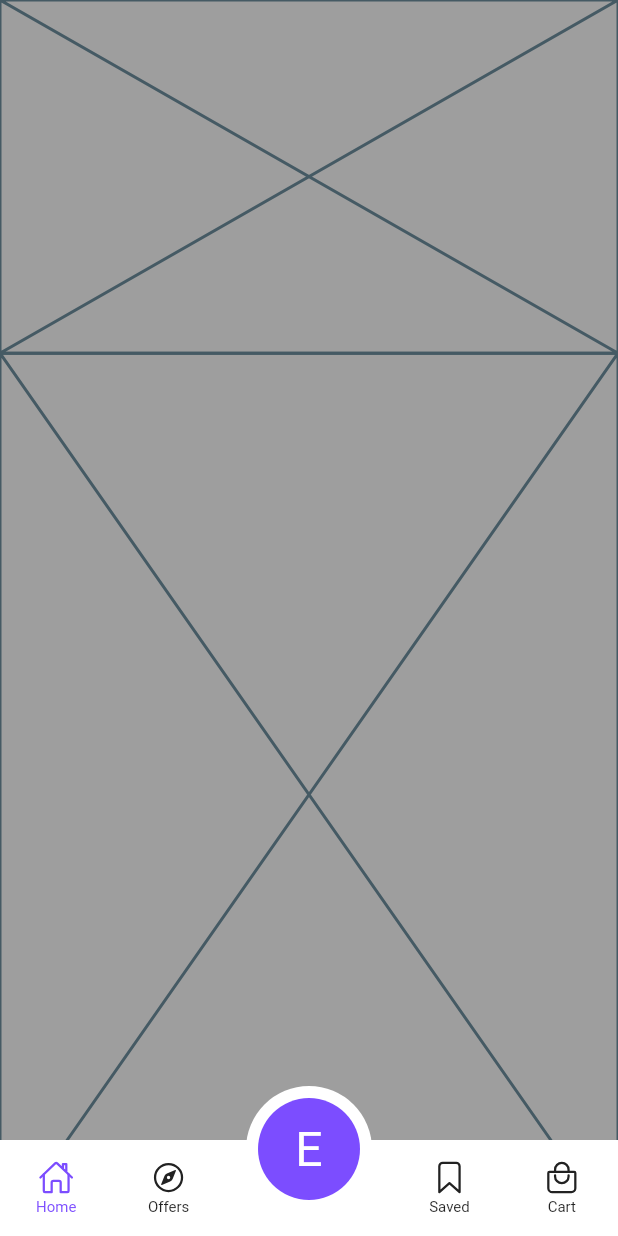
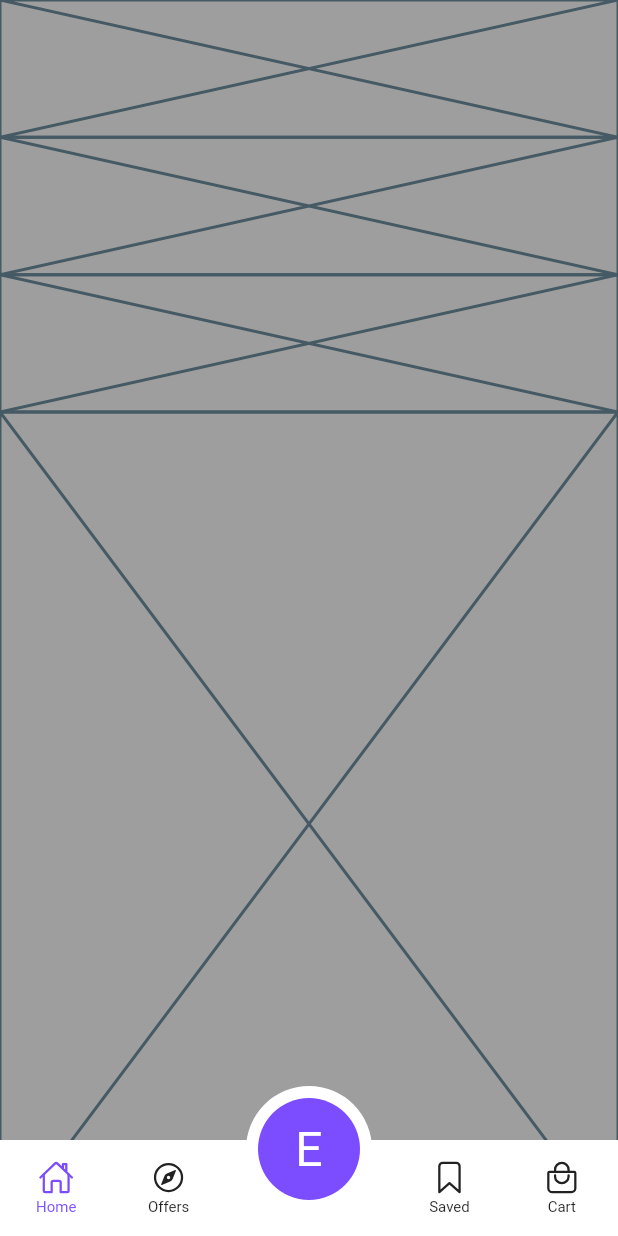
Before and after one commit to JAICHANGPARK/flutter_notebook_18th_story, a Flutter app: the screen it shows after launch, on a phone screen of 412 x 824 dp. Run offline on Flutter 3.47's test engine with Material 2 defaults, Android fonts, the phone set to English and light mode, and no system bars; our stand-ins replace cached_network_image, flutter_riverpod, go_router, ionicons.

Commit message:
Update food_delivery_home_screen.dart

```diff
--- a/lib/ep1054_food_delivery_app/src/ui/food_delivery_home_screen.dart
+++ b/lib/ep1054_food_delivery_app/src/ui/food_delivery_home_screen.dart
@@ -24,12 +24,19 @@ class _FoodDeliveryHomeScreenState extends State<FoodDeliveryHomeScreen> {
               child: Column(
                 children: [
                   Expanded(
-                    flex: 4,
-                    child: Placeholder(),),
-                  Expanded(
+                    flex: 5,
+                    child: Column(
+                      children: const [
+                        Expanded(child: Placeholder()),
+                        Expanded(child: Placeholder()),
+                        Expanded(child: Placeholder()),
+                      ],
+                    ),
+                  ),
+                  const Expanded(
                     flex: 10,
-                    child: Placeholder(),),
-
+                    child: Placeholder(),
+                  ),
                 ],
               ),
             ),
@@ -155,9 +162,9 @@ class _FoodDeliveryHomeScreenState extends State<FoodDeliveryHomeScreen> {
                   child: const CircleAvatar(
                     foregroundColor: Colors.white,
                     backgroundColor: Colors.deepPurpleAccent,
-                    child: const Text(
+                    child: Text(
                       "E",
-                      style: const TextStyle(color: Colors.white, fontSize: 32),
+                      style: TextStyle(color: Colors.white, fontSize: 32),
                     ),
                   ),
                 ),
```
